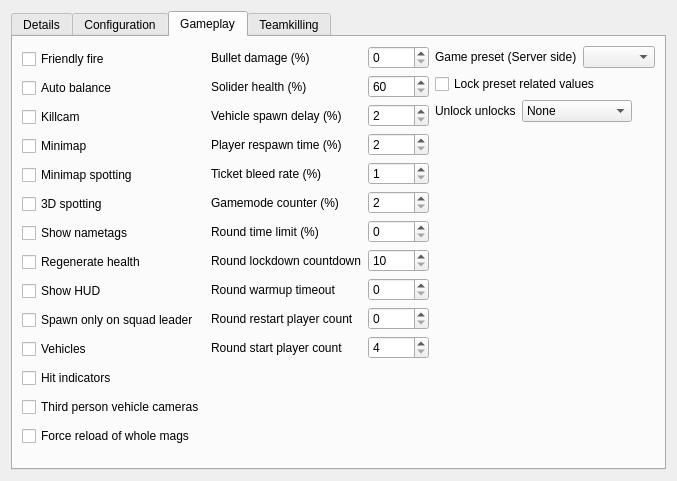
Old version of the form client/bf4/OptionsWidget.ui in the repository OpenRcon/OpenRcon.
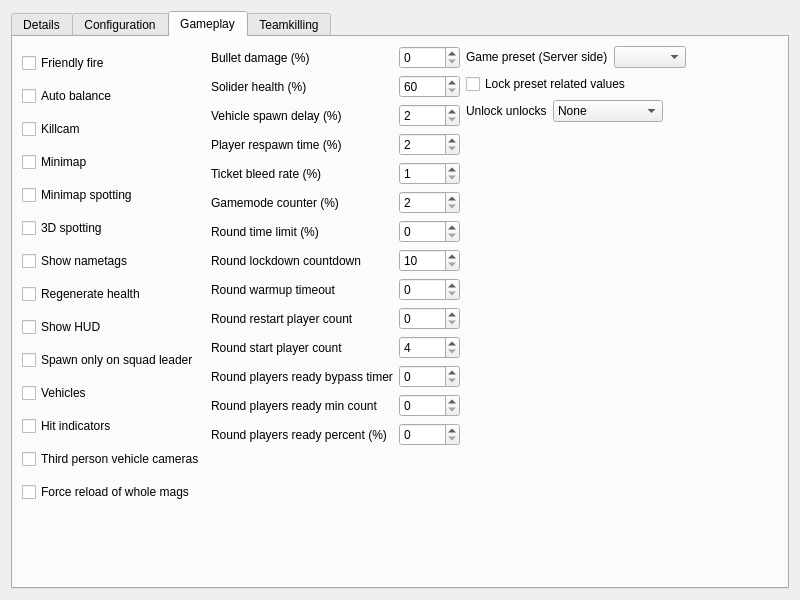
New version of the form. The open tabs and pages were chosen to show the change.

Commit message: (BF4) Implemented R43 commands in OptionsWidget.

Diff of the .ui file:
```diff
--- a/client/bf4/OptionsWidget.ui
+++ b/client/bf4/OptionsWidget.ui
@@ -6,8 +6,8 @@
    <rect>
     <x>0</x>
     <y>0</y>
-    <width>625</width>
-    <height>473</height>
+    <width>800</width>
+    <height>600</height>
    </rect>
   </property>
   <layout class="QGridLayout" name="gridLayout">
@@ -584,6 +584,36 @@
            </property>
           </widget>
          </item>
+         <item row="11" column="0">
+          <widget class="QLabel" name="label_so_gp_roundPlayersReadyBypassTimer">
+           <property name="text">
+            <string>Round players ready bypass timer</string>
+           </property>
+          </widget>
+         </item>
+         <item row="11" column="1">
+          <widget class="QSpinBox" name="spinBox_so_gp_roundPlayersReadyBypassTimer"/>
+         </item>
+         <item row="12" column="0">
+          <widget class="QLabel" name="label_so_gp_roundPlayersReadyMinCount">
+           <property name="text">
+            <string>Round players ready min count</string>
+           </property>
+          </widget>
+         </item>
+         <item row="13" column="0">
+          <widget class="QLabel" name="label_so_gp_roundPlayersReadyPercent">
+           <property name="text">
+            <string>Round players ready percent (%)</string>
+           </property>
+          </widget>
+         </item>
+         <item row="12" column="1">
+          <widget class="QSpinBox" name="spinBox_so_gp_roundPlayersReadyMinCount"/>
+         </item>
+         <item row="13" column="1">
+          <widget class="QSpinBox" name="spinBox_so_gp_roundPlayersReadyPercent"/>
+         </item>
         </layout>
        </item>
        <item row="0" column="2" colspan="2">
@@ -668,19 +698,6 @@
          </property>
         </spacer>
        </item>
-       <item row="3" column="1">
-        <spacer name="verticalSpacer_2">
-         <property name="orientation">
-          <enum>Qt::Vertical</enum>
-         </property>
-         <property name="sizeHint" stdset="0">
-          <size>
-           <width>20</width>
-           <height>113</height>
-          </size>
-         </property>
-        </spacer>
-       </item>
        <item row="4" column="0">
         <spacer name="verticalSpacer">
          <property name="orientation">
@@ -694,6 +711,19 @@
          </property>
         </spacer>
        </item>
+       <item row="3" column="1">
+        <spacer name="verticalSpacer_2">
+         <property name="orientation">
+          <enum>Qt::Vertical</enum>
+         </property>
+         <property name="sizeHint" stdset="0">
+          <size>
+           <width>20</width>
+           <height>40</height>
+          </size>
+         </property>
+        </spacer>
+       </item>
       </layout>
      </widget>
      <widget class="QWidget" name="tab_so_tk">
```
The commit also changes 14 other files.
